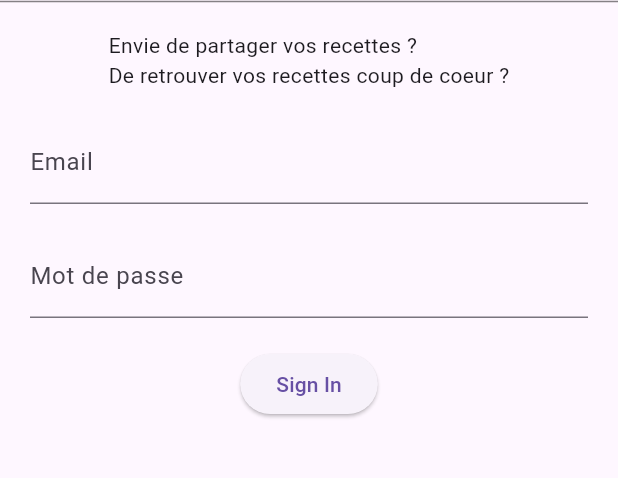
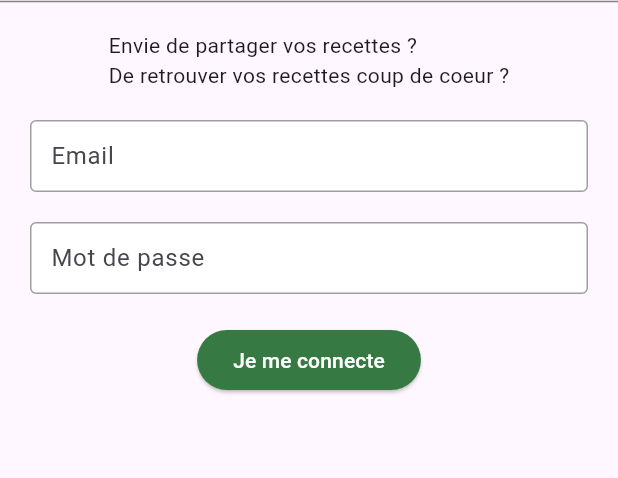
Before and after one commit to Evlow/Evlow-Foodies-App, a Flutter app: the AuthScreen screen opened directly, on a phone screen of 412 x 824 dp, the part 126-604 px from its top. Run offline on Flutter 3.47's test engine with Material 3 defaults, Android fonts, the light colour scheme and no system bars; our stand-ins replace auto_route, firebase_core, flutter_spinkit, flutter_svg, font_awesome_flutter; accounts and stored records are empty.

Commit message:
Mise à jour formulaire auth

```diff
--- a/lib/Authentification/auth_screen.dart
+++ b/lib/Authentification/auth_screen.dart
@@ -24,16 +24,13 @@ class _AuthScreenState extends State<AuthScreen> {
   }
 
   void signIn() async {
-    // Ajoutez votre logique de connexion ici
     setState(() {
-      loading = true; // Activez l'écran de chargement
+      _formKey.currentState!.reset();
+      loading = true;
     });
 
-    // Simulation d'une attente pour la démonstration
-    await Future.delayed(Duration(seconds: 2));
-
     setState(() {
-      loading = false; // Désactivez l'écran de chargement
+      loading = false;
     });
   }
 
@@ -81,7 +78,8 @@ class _AuthScreenState extends State<AuthScreen> {
               child: Column(
                 crossAxisAlignment: CrossAxisAlignment.center,
                 children: [
-                  const Text(  "Envie de partager vos recettes ?\nDe retrouver vos recettes coup de coeur ?"),
+                  const Text(
+                      "Envie de partager vos recettes ?\nDe retrouver vos recettes coup de coeur ?"),
                   const SizedBox(height: 20.0),
                   Form(
                     key: _formKey,
@@ -90,6 +88,15 @@ class _AuthScreenState extends State<AuthScreen> {
                         TextFormField(
                           controller: emailController,
                           decoration: const InputDecoration(
+                            fillColor: Colors.white,
+                            filled: true,
+                            contentPadding: EdgeInsets.all(10),
+                            enabledBorder: OutlineInputBorder(
+                                borderSide: BorderSide(color: Colors.grey)),
+                            focusedBorder: OutlineInputBorder(
+                                borderSide: BorderSide(
+                              color: Color.fromARGB(255, 235, 87, 87),
+                            )),
                             labelText: 'Email',
                           ),
                           validator: (value) =>
@@ -100,20 +107,43 @@ class _AuthScreenState extends State<AuthScreen> {
                           controller: passwordController,
                           obscureText: true,
                           decoration: const InputDecoration(
+                            fillColor: Colors.white,
+                            filled: true,
+                            contentPadding: EdgeInsets.all(10),
+                            errorBorder: OutlineInputBorder(
+                                borderSide: BorderSide(color: Colors.red)),
+                            focusedErrorBorder: OutlineInputBorder(
+                                borderSide: BorderSide(color: Colors.red)),
+                            enabledBorder: OutlineInputBorder(
+                                borderSide: BorderSide(color: Colors.grey)),
+                            focusedBorder: OutlineInputBorder(
+                                borderSide: BorderSide(
+                              color: Color.fromARGB(255, 235, 87, 87),
+                            )),
                             labelText: 'Mot de passe',
                           ),
-                          validator: (value) =>
-                              value!.length < 6 ? "Entrer un mot de passe" : null,
+                          validator: (value) => value!.length < 6
+                              ? "Entrer un mot de passe d'au moins 6 caractères"
+                              : null,
                         ),
                         const SizedBox(height: 20.0),
                         ElevatedButton(
-                          onPressed: signIn,
-                          child: const Text('Sign In'),
-                        ),
+                            onPressed: () {
+                              if (_formKey.currentState!.validate()) {
+                                signIn();
+                              }
+                            },
+                            style: ElevatedButton.styleFrom(
+                              backgroundColor:
+                                  const Color.fromARGB(255, 55, 121, 66),
+                              foregroundColor: Colors.white, // Couleur du texte
+                            ),
+                            child: const Text('Je me connecte')),
                         const SizedBox(height: 12.0),
                         Text(
                           error,
-                          style: const TextStyle(color: Colors.red, fontSize: 14.0),
+                          style: const TextStyle(
+                              color: Colors.red, fontSize: 14.0),
                         ),
                       ],
                     ),
```
